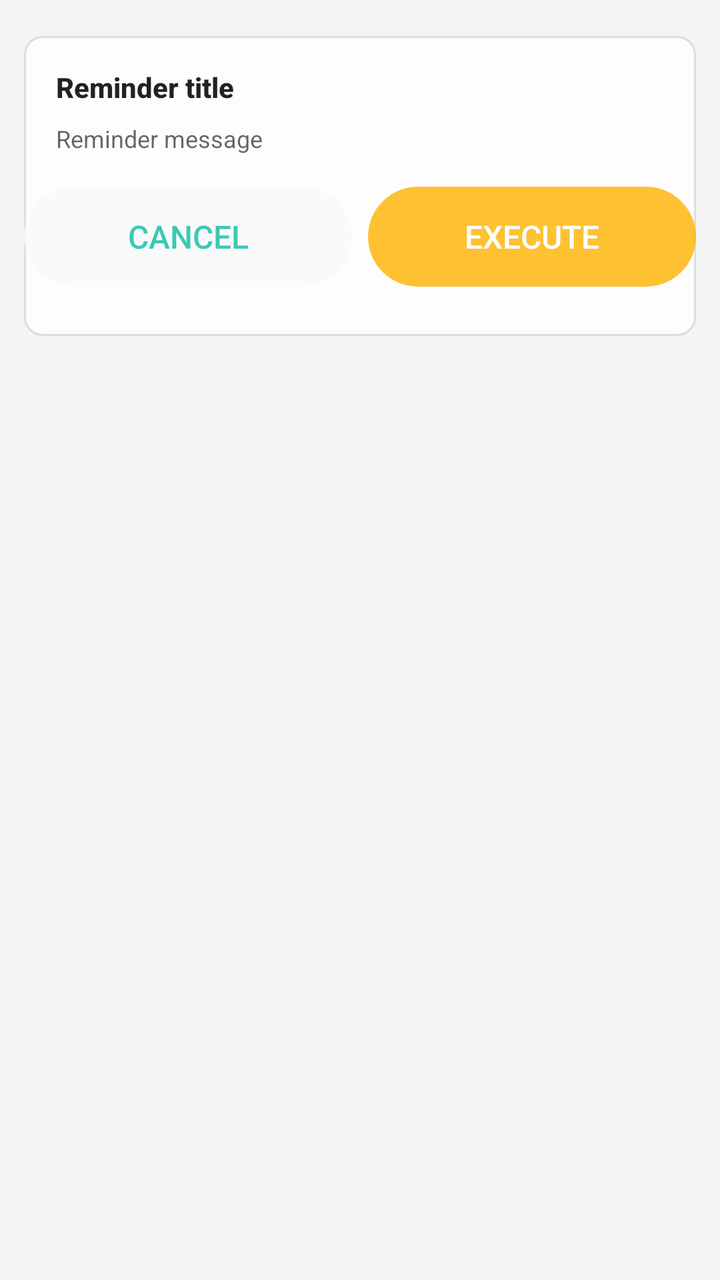
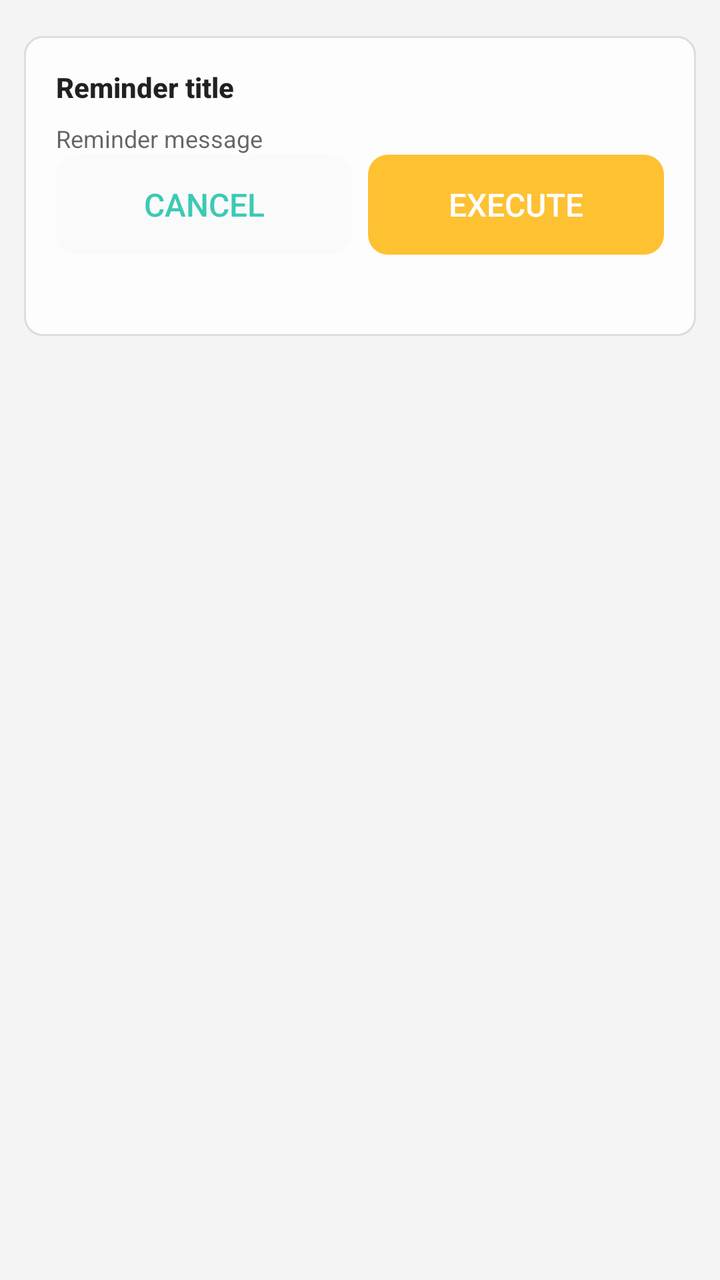

The first picture is an Android layout as it rendered before a commit; the second is the same layout after the commit. The layout source and the unified diff follow.
<!-- AndroidManifest.xml: application theme AppTheme -->
<!-- res/layout/dialog_warning.xml -->
<?xml version="1.0" encoding="utf-8"?>
<ScrollView
    xmlns:android="http://schemas.android.com/apk/res/android"
    android:overScrollMode="never"
    android:layout_width="match_parent"
    android:layout_height="match_parent">

    <LinearLayout
        android:layout_width="match_parent"
        android:layout_height="wrap_content"
        android:orientation="vertical"
        android:padding="12dp">

        <LinearLayout
            android:paddingBottom="16dp"
            android:layout_width="match_parent"
            android:layout_height="wrap_content"
            android:minHeight="150dp"
            android:layout_marginTop="6dp"
            android:background="@drawable/krscript_item_ripple_kon"
            android:orientation="vertical">

            <TextView
                android:id="@+id/confirm_title"
                style="@style/dialogTitle"
                android:text="@string/confirm_title" />
            <TextView
                android:id="@+id/confirm_message"
                style="@style/dialogDesc"
                android:text="@string/confirm_message" />

            <FrameLayout
                android:id="@+id/confirm_custom_view"
                android:layout_width="match_parent"
                android:layout_height="wrap_content" />

            <LinearLayout
                android:layout_marginTop="16dp"
                android:orientation="horizontal"
                android:layout_width="match_parent"
                android:layout_height="wrap_content">

                <Button
                    android:id="@+id/btn_cancel"
                    style="@style/dialogCancelBtn"
                    android:text="@string/btn_cancel">
                </Button>
                <Button
                    android:id="@+id/btn_confirm"
                    style="@style/dialogConfirmBtn"
                    android:background="@drawable/btn_bg_large_warning"
                    android:text="@string/btn_execute">
                </Button>
            </LinearLayout>
        </LinearLayout>

    </LinearLayout>
</ScrollView>
<!-- resources referenced by this layout -->
<resources>
  <string name="btn_cancel">Cancel</string>
  <string name="btn_execute">Execute</string>
  <string name="confirm_message">Reminder message</string>
  <string name="confirm_title">Reminder title</string>
  <style name="dialogCancelBtn" parent="dialogLargeBtn">
          <item name="android:layout_marginStart">0dp</item>
          <item name="android:background">@drawable/btn_bg_large_secondary</item>
      </style>
  <style name="dialogConfirmBtn" parent="dialogLargeBtn">
          <item name="android:textColor">#FFFFFF</item>
          <item name="android:background">@drawable/btn_bg_large</item>
      </style>
  <!-- drawable btn_bg_active_large (drawable) -->
  <?xml version="1.0" encoding="utf-8"?>
  <shape xmlns:android="http://schemas.android.com/apk/res/android"
      android:shape="rectangle">
      <solid android:color="#26828282" />
      
      
      <corners android:radius="25dp" />
  
      
      <padding
          android:bottom="0dp"
          android:left="0dp"
          android:right="0dp"
          android:top="0dp" />
  </shape>
  <!-- drawable btn_bg_disabled_large (drawable) -->
  <?xml version="1.0" encoding="utf-8"?>
  <shape xmlns:android="http://schemas.android.com/apk/res/android"
      android:shape="rectangle">
      
      <solid android:color="#58888888" />
      
      <stroke
          android:width="1dp"
          android:color="#888888" />
      
      
      <corners android:radius="25dp" />
  
      
      <padding
          android:bottom="0dp"
          android:left="0dp"
          android:right="0dp"
          android:top="0dp" />
  </shape>
  <!-- drawable btn_bg_inactive_large_warning (drawable) -->
  <?xml version="1.0" encoding="utf-8"?>
  <shape xmlns:android="http://schemas.android.com/apk/res/android"
      android:shape="rectangle">
      <solid android:color="@color/warning" />
      
      
      <corners android:radius="25dp" />
  
      
      <padding
          android:bottom="0dp"
          android:left="0dp"
          android:right="0dp"
          android:top="0dp" />
  </shape>
  <style name="textSmall">
          <item name="android:textColor">?android:attr/textColorSecondary</item>
          <item name="android:textSize">12sp</item>
      </style>
  <style name="textTitle">
          <item name="android:textColor">?android:attr/textColorPrimary</item>
          <item name="android:textStyle">bold</item>
          <item name="android:textSize">14dp</item>
      </style>
  <color name="colorPrimary">#64CDB6</color>
  <color name="colorPrimaryDark">#30C7B6</color>
  <color name="colorAccent">#0dbda2</color>
  <color name="colorParseDark">#20605f5f</color>
  <color name="colorPirmDark">#20000000</color>
  <color name="status_bg_light">@android:color/white</color>
  <color name="window_bg_light">#f4f4f4</color>
  <color name="cardBgLight">#CCFFFFFF</color>
  <color name="warning">#FFB300</color>
  <!-- drawable btn_bg_inactive_large_secondary (drawable) -->
  <?xml version="1.0" encoding="utf-8"?>
  <shape xmlns:android="http://schemas.android.com/apk/res/android"
      android:shape="rectangle">
      <solid android:color="?android:colorBackground" />
      
      
      <corners android:radius="25dp" />
  
      
      <padding
          android:bottom="0dp"
          android:left="0dp"
          android:right="0dp"
          android:top="0dp" />
  </shape>
  <!-- drawable btn_bg_inactive_large (drawable) -->
  <?xml version="1.0" encoding="utf-8"?>
  <shape xmlns:android="http://schemas.android.com/apk/res/android"
      android:shape="rectangle">
      <solid android:color="?android:colorAccent" />
      
      
      <corners android:radius="25dp" />
  
      
      <padding
          android:bottom="0dp"
          android:left="0dp"
          android:right="0dp"
          android:top="0dp" />
  </shape>
  <!-- drawable switch_track_close (drawable) -->
  <?xml version="1.0" encoding="utf-8"?>
  <shape xmlns:android="http://schemas.android.com/apk/res/android">
      <solid android:color="#44888888" />
      <corners android:radius="10dp" />
      <size android:width="66dp" android:height="20dp" />
  </shape>
  <!-- unchanged entries left out for length: 20 -->
</resources>

<!-- the commit's change to res/layout/dialog_warning.xml (unified diff, before → after) -->
@@ -35,7 +35,8 @@
                 android:layout_height="wrap_content" />
 
             <LinearLayout
-                android:layout_marginTop="16dp"
+                android:layout_marginBottom="16dp"
+                android:layout_marginHorizontal="16dp"
                 android:orientation="horizontal"
                 android:layout_width="match_parent"
                 android:layout_height="wrap_content">
<!-- resource entries referenced after the edit -->
@@ -19,7 +19,7 @@
       <solid android:color="#26828282" />
       
       
-      <corners android:radius="25dp" />
+      <corners android:radius="10dp" />
   
       
       <padding
@@ -33,14 +33,14 @@
   <shape xmlns:android="http://schemas.android.com/apk/res/android"
       android:shape="rectangle">
       
-      <solid android:color="#58888888" />
+      <solid android:color="#58858585" />
       
       <stroke
           android:width="1dp"
           android:color="#888888" />
       
       
-      <corners android:radius="25dp" />
+      <corners android:radius="10dp" />
   
       
       <padding
@@ -56,7 +56,7 @@
       <solid android:color="@color/warning" />
       
       
-      <corners android:radius="25dp" />
+      <corners android:radius="10dp" />
   
       
       <padding
@@ -90,7 +90,7 @@
       <solid android:color="?android:colorBackground" />
       
       
-      <corners android:radius="25dp" />
+      <corners android:radius="10dp" />
   
       
       <padding
@@ -106,7 +106,7 @@
       <solid android:color="?android:colorAccent" />
       
       
-      <corners android:radius="25dp" />
+      <corners android:radius="10dp" />
   
       
       <padding
